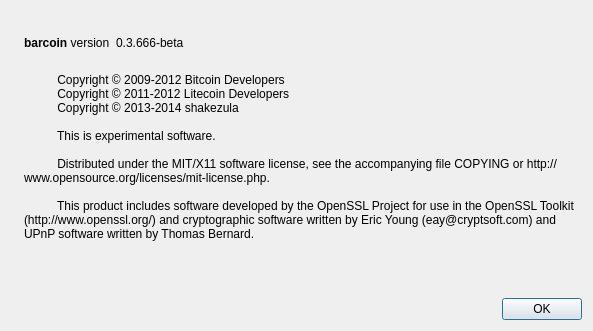
Old version of the form src/qt/forms/aboutdialog.ui in the repository gamecash-project/gamecashmk.
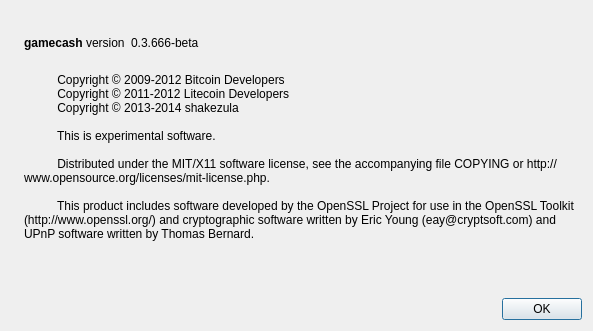
New version of the form. Icons and pictures are not drawn.

The edit to the form file:
```diff
--- a/src/qt/forms/aboutdialog.ui
+++ b/src/qt/forms/aboutdialog.ui
@@ -50,7 +50,7 @@
           <cursorShape>IBeamCursor</cursorShape>
          </property>
          <property name="text">
-          <string>&lt;b&gt;barcoin&lt;/b&gt; version</string>
+          <string>&lt;b&gt;gamecash&lt;/b&gt; version</string>
          </property>
          <property name="textInteractionFlags">
           <set>Qt::LinksAccessibleByMouse|Qt::TextSelectableByKeyboard|Qt::TextSelectableByMouse</set>
```
Left out of the diff: 2 changed lines with no effect on the pictures.
